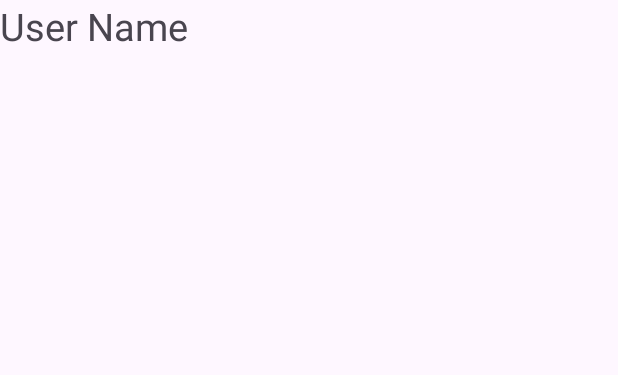
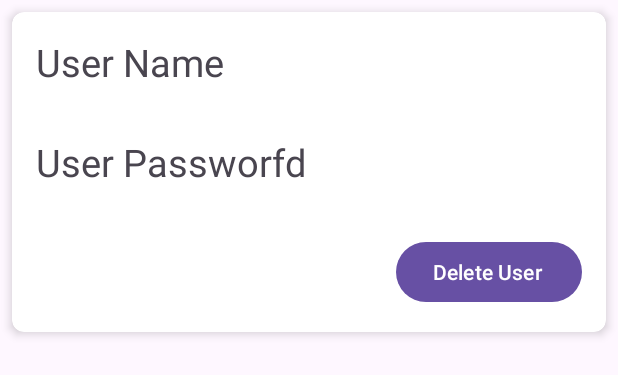
Before and after one commit to vaibhavbidkar123/Android_projects, an Android app: the layout item_user.xml on its own in the app's theme, with its tools: preview values and no code run, on a phone screen of 412 x 824 dp. Shown: the top 375 px of the screen. Run offline under Robolectric (Android 15) with nearby library versions, the phone set to English and light mode, and no system bars.

Commit message:
added delete user option , admin control

```diff
--- a/ProjectAppBeta/app/src/main/java/com/example/ambulanceapp/Login.java
+++ b/ProjectAppBeta/app/src/main/java/com/example/ambulanceapp/Login.java
@@ -41,8 +41,8 @@ public class Login extends AppCompatActivity {
 
     @SuppressLint("StaticFieldLeak")
     private void login() {
-        String name = editTextName.getText().toString();
-        String password = editTextPassword.getText().toString();
+        String name = editTextName.getText().toString().trim();
+        String password = editTextPassword.getText().toString().trim();
 
         // Use AsyncTask to perform database operation in the background
         new AsyncTask<Void, Void, Users>() {
@@ -57,7 +57,7 @@ public class Login extends AppCompatActivity {
                 super.onPostExecute(user);
 
                 // Check if login was successful
-                if(name.equals("user") && password.equals("1234")){
+                if((name.equals("admin")|| name.equals("Admin")) && password.equals("1234")){
 
                     // Navigate to the next activity (assuming NextActivity.class is the name of your next activity)
                     Intent intent = new Intent(Login.this, MainActivity2.class);
--- a/ProjectAppBeta/app/src/main/java/com/example/ambulanceapp/Register.java
+++ b/ProjectAppBeta/app/src/main/java/com/example/ambulanceapp/Register.java
@@ -35,8 +35,8 @@ public class Register extends AppCompatActivity {
             @Override
             public void onClick(View v) {
                 // Retrieve user input
-                String name = editTextName.getText().toString();
-                String password = editTextPassword.getText().toString();
+                String name = editTextName.getText().toString().trim();
+                String password = editTextPassword.getText().toString().trim();
 
                 // Create a new user
                 Users user = new Users();
--- a/ProjectAppBeta/app/src/main/java/com/example/ambulanceapp/UserDao.java
+++ b/ProjectAppBeta/app/src/main/java/com/example/ambulanceapp/UserDao.java
@@ -1,6 +1,7 @@
 package com.example.ambulanceapp;
 
 import androidx.room.Dao;
+import androidx.room.Delete;
 import androidx.room.Insert;
 import androidx.room.Query;
 
@@ -16,6 +17,9 @@ public interface UserDao {
     @Insert
     void insert(Users user);
 
+    @Delete
+    void delete(Users user);
+
     @Query("SELECT * FROM users")
     List<Users> getAllUsers();
 
--- a/ProjectAppBeta/app/src/main/java/com/example/ambulanceapp/UserRepository.java
+++ b/ProjectAppBeta/app/src/main/java/com/example/ambulanceapp/UserRepository.java
@@ -15,6 +15,9 @@ public class UserRepository {
         return userDao.login(name, password);
     }
 
+    public void deleteUser(Users user) {
+        userDao.delete(user);
+    }
     public void register(Users user) {
         userDao.insert(user);
     }
--- a/ProjectAppBeta/app/src/main/res/layout/item_user.xml
+++ b/ProjectAppBeta/app/src/main/res/layout/item_user.xml
@@ -1,5 +1,13 @@
 <?xml version="1.0" encoding="utf-8"?>
-<LinearLayout xmlns:android="http://schemas.android.com/apk/res/android"
+<androidx.cardview.widget.CardView xmlns:android="http://schemas.android.com/apk/res/android"
+    xmlns:app="http://schemas.android.com/apk/res-auto"
+    android:layout_width="match_parent"
+    android:layout_height="wrap_content"
+    android:layout_margin="8dp"
+    app:cardCornerRadius="8dp"
+    app:cardElevation="4dp">
+
+    <LinearLayout
         android:layout_width="match_parent"
         android:layout_height="wrap_content"
         android:orientation="vertical">
@@ -8,9 +16,27 @@
             android:id="@+id/textViewUserName"
             android:layout_width="wrap_content"
             android:layout_height="wrap_content"
+            android:padding="16dp"
             android:text="User Name"
-        android:textSize="25dp"/>
+            android:textSize="25sp" />
+
+        <TextView
+            android:id="@+id/textViewUserPassword"
+            android:layout_width="wrap_content"
+            android:layout_height="wrap_content"
+            android:padding="16dp"
+            android:text="User Passworfd"
+            android:textSize="25sp" />
+
+        <Button
+            android:id="@+id/buttonDelete"
+            android:layout_width="wrap_content"
+            android:layout_height="wrap_content"
+            android:text="Delete User "
+            android:layout_gravity="end"
+            android:layout_margin="16dp"/>
 
         <!-- Add any additional views as needed for each user item -->
 
     </LinearLayout>
+</androidx.cardview.widget.CardView>
```
Also changed, not shown: ProjectAppBeta/app/src/main/java/com/example/ambulanceapp/MainActivity2.java (+23 -0 lines), ProjectAppBeta/app/src/main/java/com/example/ambulanceapp/UserAdapter.java (+34 -2 lines). Lines whose indentation alone changed are shown as unchanged.
